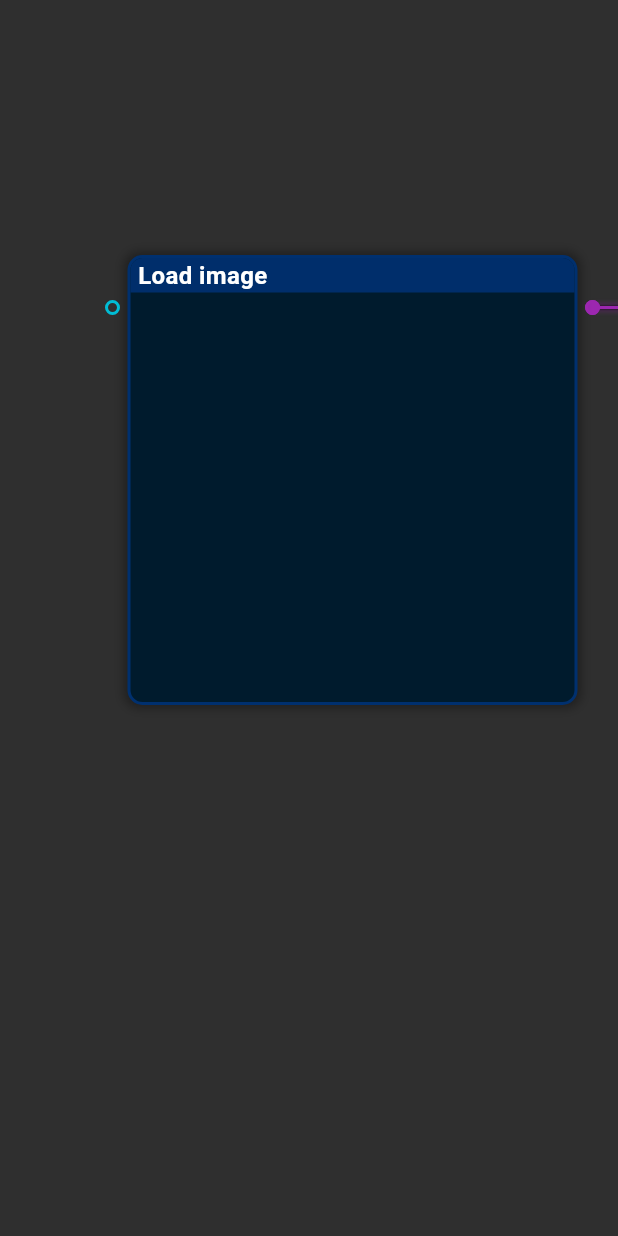
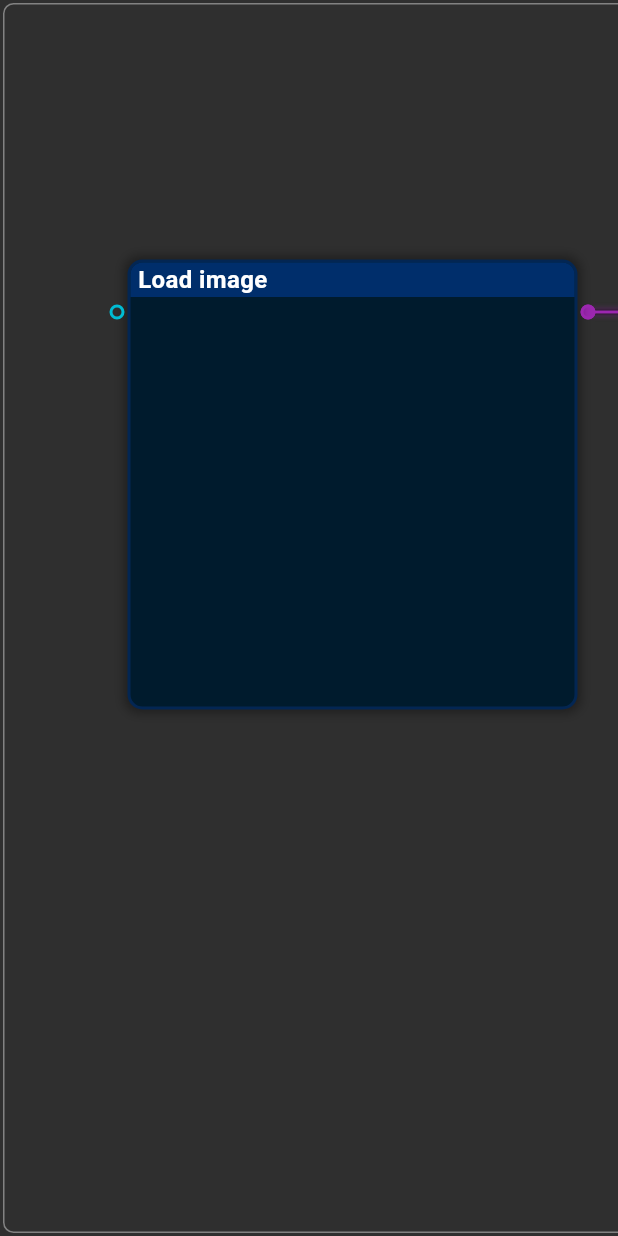
Before and after one commit to tejainece/turtle, a Flutter app: the screen it shows after launch, on a phone screen of 412 x 824 dp. Run offline on Flutter 3.47's test engine with Material 3 defaults, Android fonts, the phone set to English and light mode, and no system bars; missing offline and left inert: flutter_color.

Commit message:
Panel system

```diff
--- a/lib/main.dart
+++ b/lib/main.dart
@@ -1,4 +1,5 @@
 import 'package:flutter/material.dart';
+import 'package:turtle/src/app/app.dart';
 import 'package:turtle/src/editor/editor.dart';
 import 'package:turtle/src/model/model.dart';
 import 'package:turtle/src/model/program.dart';
@@ -60,7 +61,9 @@
   @override
   Widget build(BuildContext context) {
     return Scaffold(
-      body: ProgramEditor(
+      body: ThemeInjector(
+        theme: MyTheme.dark,
+        child: App(
           program: Program(
             nodes: [
               Node(
@@ -85,12 +88,19 @@
                   'color': Colors.black,
                 },
               ),
-            /*Node(
+              Node(
                 id: 'Rectangle2',
                 offset: Offset(910, 170),
                 size: Size(300, 300),
                 processor: DrawRectangleNode(),
-            ),*/
+                properties: {
+                  'x': 50,
+                  'y': 50,
+                  'width': 50,
+                  'height': 50,
+                  'color': Colors.red,
+                },
+              ),
             ],
             connections: [
               Connection(
@@ -98,7 +108,13 @@
                 socketB: 'Rectangle1.input.surfaces',
                 shape: [],
               ),
+              Connection(
+                socketA: 'Rectangle1.output.surfaces',
+                socketB: 'Rectangle2.input.surfaces',
+                shape: [],
+              ),
             ],
+          ),
         ),
       ),
     );
--- /dev/null
+++ b/lib/src/app/app.dart
@@ -0,0 +1,132 @@
+import 'package:flutter/material.dart';
+import 'package:turtle/src/app/positioned_resizer.dart';
+import 'package:turtle/src/editor/editor.dart';
+import 'package:turtle/src/model/model.dart';
+import 'package:turtle/src/model/program.dart';
+import 'package:turtle/src/properties_editor/properties_editor.dart';
+
+class App extends StatefulWidget {
+  final Program program;
+
+  const App({required this.program, super.key});
+
+  @override
+  State<App> createState() => _AppState();
+}
+
+class _AppState extends State<App> {
+  @override
+  Widget build(BuildContext context) {
+    final theme = ThemeInjector.of(context);
+    return Container(
+      decoration: BoxDecoration(color: theme.appBackground),
+      child: Stack(
+        children: [
+          // TODO preview
+          Positioned(
+            left: 0,
+            top: 0,
+            bottom: 0,
+            width: _split2,
+            child: ProgramEditor(
+              program: program,
+              selectedNodes: selectedNodes,
+              onSelectionChange: _onSelectionChange,
+            ),
+          ),
+          Positioned(
+            left: _split2,
+            top: 0,
+            bottom: 0,
+            right: 0,
+            child: PropertiesEditor(program: program, nodes: selectedNodes),
+          ),
+          PositionedResizer(
+            defaultWidth: _split2,
+            minWidth: 200,
+            maxWidth: 800,
+            color: Colors.transparent,
+            onChange: (v) {
+              setState(() {
+                _split2 = v;
+              });
+            },
+          ),
+        ],
+      ),
+    );
+  }
+
+  void _onSelectionChange(Set<Node> nodes) {
+    setState(() {
+      selectedNodes = nodes;
+    });
+  }
+
+  double _split2 = 800;
+
+  Program get program => widget.program;
+
+  Set<Node> selectedNodes = {};
+}
+
+class MyTheme {
+  final Color appBackground;
+  final Color headerBackground;
+  final BorderRadius headerBorderRadius;
+  final Color headerTitleColor;
+  final TextStyle headerTitleStyle;
+  final Color panelBackground;
+  final Border panelBorder;
+  final BorderRadius panelBorderRadius;
+
+  MyTheme({
+    required this.appBackground,
+    required this.headerBackground,
+    required this.headerBorderRadius,
+    required this.headerTitleStyle,
+    required this.headerTitleColor,
+    required this.panelBackground,
+    required this.panelBorder,
+    required this.panelBorderRadius,
+  });
+
+  static final dark = MyTheme(
+    appBackground: Color.fromARGB(255, 47, 47, 47),
+    headerBackground: Color.fromARGB(255, 0, 4, 77),
+    headerBorderRadius: BorderRadius.only(
+      topLeft: Radius.circular(7),
+      topRight: Radius.circular(7),
+    ),
+    headerTitleColor: Colors.white,
+    headerTitleStyle: TextStyle(
+      color: Colors.white,
+      fontSize: 16,
+      fontWeight: FontWeight.bold,
+    ),
+    panelBackground: Color.fromARGB(255, 47, 47, 47),
+    panelBorder: Border.all(
+      color: const Color.fromARGB(255, 130, 130, 130),
+      width: 1,
+    ),
+    panelBorderRadius: BorderRadius.circular(7),
+  );
+}
+
+class ThemeInjector extends InheritedWidget {
+  final MyTheme theme;
+
+  const ThemeInjector({required this.theme, required super.child, super.key});
+
+  static MyTheme of(BuildContext context) {
+    final ThemeInjector? result = context
+        .dependOnInheritedWidgetOfExactType<ThemeInjector>();
+    assert(result != null, 'No ThemeInjector found in context');
+    return result!.theme;
+  }
+
+  @override
+  bool updateShouldNotify(ThemeInjector oldWidget) {
+    return theme != oldWidget.theme;
+  }
+}
--- a/lib/src/editor/editor.dart
+++ b/lib/src/editor/editor.dart
@@ -3,6 +3,7 @@ import 'dart:async';
 import 'package:flutter/gestures.dart';
 import 'package:flutter/material.dart';
 import 'package:flutter/services.dart';
+import 'package:turtle/src/app/app.dart';
 import 'package:turtle/src/editor/node.dart';
 import 'package:turtle/src/model/executer.dart';
 import 'package:turtle/src/model/model.dart';
@@ -12,8 +13,15 @@ import 'connection.dart';
 
 class ProgramEditor extends StatefulWidget {
   final Program program;
+  final Set<Node> selectedNodes;
+  final void Function(Set<Node>) onSelectionChange;
 
-  const ProgramEditor({required this.program, super.key});
+  const ProgramEditor({
+    required this.program,
+    required this.selectedNodes,
+    required this.onSelectionChange,
+    super.key,
+  });
 
   @override
   State<ProgramEditor> createState() => _ProgramEditorState();
@@ -22,14 +30,18 @@ class ProgramEditor extends StatefulWidget {
 class _ProgramEditorState extends State<ProgramEditor> {
   @override
   Widget build(BuildContext context) {
+    final theme = ThemeInjector.of(context);
     return _registerMouseEvents(
       context: context,
       child: _registerKeyEvents(
         context: context,
         child: Container(
           decoration: BoxDecoration(
-            color: const Color.fromARGB(255, 47, 47, 47),
+            color: theme.panelBackground,
+            border: theme.panelBorder,
+            borderRadius: theme.panelBorderRadius,
           ),
+          margin: EdgeInsets.symmetric(vertical: 2, horizontal: 2),
           child: Stack(
             children: [
               for (final connection in program.connections)
@@ -59,6 +71,20 @@ class _ProgramEditorState extends State<ProgramEditor> {
                   connectionDrag: _connectionDrag,
                   onConnectionDrag: _onConnectionDrag,
                   onPointer: _pointerStream,
+                  selectedNodes: selectedNodes,
+                  onSelect: (selected, shift) {
+                    if (shift) {
+                      if (selectedNodes.contains(selected)) {
+                        widget.onSelectionChange(
+                          selectedNodes..remove(selected),
+                        );
+                      } else {
+                        widget.onSelectionChange(selectedNodes..add(selected));
+                      }
+                    } else {
+                      widget.onSelectionChange({selected});
+                    }
+                  },
                 ),
             ],
           ),
@@ -80,16 +106,18 @@ class _ProgramEditorState extends State<ProgramEditor> {
             _connectionDrag!.event.pointer == event.pointer) {
           return;
         }
-        setState(() {
-          _nodeDrag = null;
-          _connectionDrag = null;
-          _panOffset = null;
-        });
         if (event.buttons == kMiddleMouseButton) {
           setState(() {
             _nodeDrag = null;
             _connectionDrag = null;
             _panOffset = event.localPosition;
+          });
+        } else if (event.buttons == kPrimaryMouseButton) {
+          setState(() {
+            _nodeDrag = null;
+            _connectionDrag = null;
+            _panOffset = null;
+            widget.onSelectionChange({});
           });
         }
       },
@@ -144,11 +172,11 @@ class _ProgramEditorState extends State<ProgramEditor> {
       onKeyEvent: (event) async {
         if (event is KeyDownEvent) {
           if (event.logicalKey == LogicalKeyboardKey.delete) {
-            if (_selectedNode != null) {
+            /* TODO if (_selectedNode != null) {
               program.removeNode(_selectedNode!);
               _selectedNode = null;
               setState(() {});
-            }
+            }*/
           } else if (event.logicalKey == LogicalKeyboardKey.f5) {
             final executer = Executer(program: program, frame: 0);
             try {
@@ -188,7 +216,7 @@ class _ProgramEditorState extends State<ProgramEditor> {
     scale: 1,
   );
 
-  String? _selectedNode;
+  Set<Node> get selectedNodes => widget.selectedNodes;
 
   Program get program => widget.program;
 
--- a/lib/src/editor/node.dart
+++ b/lib/src/editor/node.dart
@@ -2,6 +2,7 @@ import 'dart:async';
 
 import 'package:flutter/gestures.dart';
 import 'package:flutter/material.dart';
+import 'package:flutter/services.dart';
 import 'package:turtle/src/editor/editor.dart';
 import 'package:turtle/src/editor/socket.dart';
 import 'package:turtle/src/model/model.dart';
@@ -23,6 +24,10 @@ class NodeWidget extends StatefulWidget {
 
   final Stream<PointerEvent> onPointer;
 
+  final Set<Node> selectedNodes;
+
+  final void Function(Node onSelected, bool shift) onSelect;
+
   const NodeWidget({
     required this.program,
     required this.node,
@@ -32,6 +37,8 @@ class NodeWidget extends StatefulWidget {
     required this.connectionDrag,
     required this.onConnectionDrag,
     required this.onPointer,
+    required this.selectedNodes,
+    required this.onSelect,
   });
 
   @override
@@ -43,6 +50,7 @@ class _NodeWidgetState extends State<NodeWidget> {
     return Listener(
       onPointerDown: (event) {
         if (event.buttons == kPrimaryMouseButton) {
+          widget.onSelect(node, HardwareKeyboard.instance.isShiftPressed);
           widget.onNodeDragStart(
             NodeDrag(
               node: node,
@@ -61,7 +69,9 @@ class _NodeWidgetState extends State<NodeWidget> {
           color: const Color.fromARGB(255, 0, 27, 45),
           borderRadius: BorderRadius.circular(10),
           border: Border.all(
-            color: const Color.fromARGB(255, 0, 48, 111),
+            color: selectedNodes.contains(node)
+                ? Colors.green
+                : const Color.fromARGB(255, 3, 38, 83),
             width: 2,
           ),
           boxShadow: [
@@ -132,7 +142,7 @@ class _NodeWidgetState extends State<NodeWidget> {
               left: 0,
               top: 0,
               child: Column(
-                spacing: SocketWidget.spacingH,
+                spacing: SocketWidget.spacingV,
                 children: [
                   SizedBox(height: 25),
                   for (final input in node.inputSockets.indexed)
@@ -157,7 +167,7 @@ class _NodeWidgetState extends State<NodeWidget> {
                   SocketWidget.spacingH,
               top: 0,
               child: Column(
-                spacing: SocketWidget.spacingH,
+                spacing: SocketWidget.spacingV,
                 children: [
                   SizedBox(height: 25),
                   for (final output in node.outputSockets.indexed)
@@ -207,6 +217,8 @@ class _NodeWidgetState extends State<NodeWidget> {
 
   Node get node => widget.node;
 
+  Set<Node> get selectedNodes => widget.selectedNodes;
+
   ProgramViewport get viewport => widget.viewport;
 }
 
--- a/lib/src/editor/socket.dart
+++ b/lib/src/editor/socket.dart
@@ -36,7 +36,7 @@ class SocketWidget extends StatefulWidget {
 
   static /*const*/ double spacingV = 5;
 
-  static /*const*/ double spacingH = 5;
+  static /*const*/ double spacingH = 2;
 }
 
 class _SocketWidgetState extends State<SocketWidget> {
@@ -77,13 +77,15 @@ class _SocketWidgetState extends State<SocketWidget> {
               left: socket.isInput
                   ? SocketWidget.size +
                         SocketWidget.spacingH +
-                        SocketWidget.spacingH
+                        SocketWidget.spacingH +
+                        10
                   : null,
               right: socket.isInput
                   ? null
                   : SocketWidget.size +
                         SocketWidget.spacingH +
-                        SocketWidget.spacingH,
+                        SocketWidget.spacingH +
+                        10,
               top: 0,
               child: _buildName(),
             ),
```
Also changed, not shown: lib/src/app/positioned_resizer.dart (added, +90 -0 lines), lib/src/properties_editor/properties_editor.dart (added, +112 -0 lines), 1 other file. Lines whose indentation alone changed are shown as unchanged.
